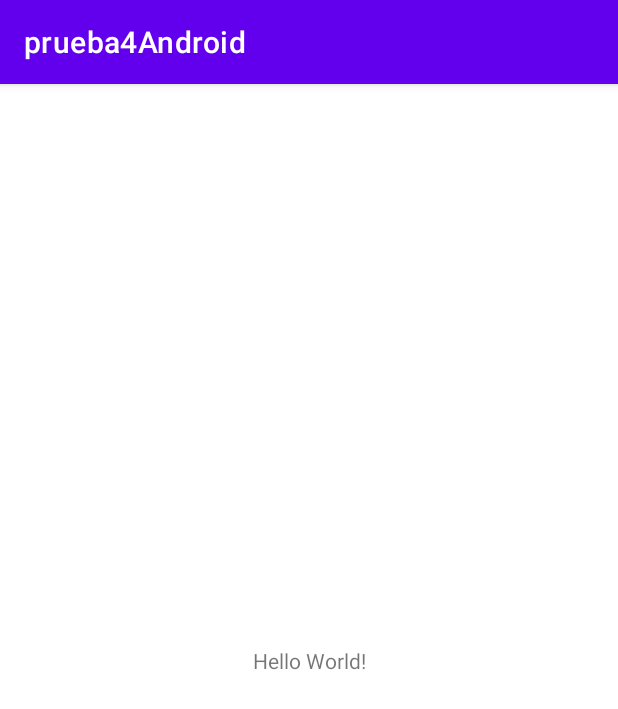
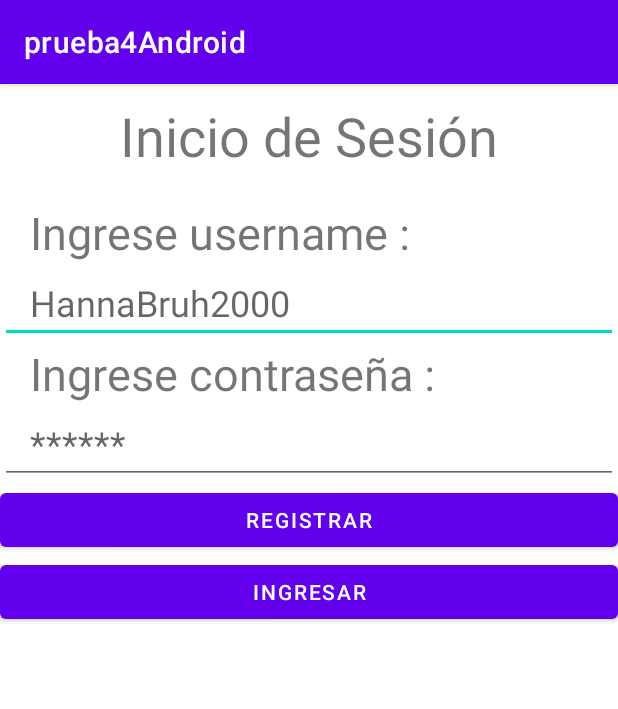
Before and after one commit to Zipper77/prueba4Android, an Android app: the screen it shows after launch (MainActivity), on a phone screen of 412 x 824 dp. Shown: the top 709 px of the screen. Run offline under Robolectric (Android 15) with nearby library versions, the phone set to English and light mode, and no system bars; our stand-ins replace Firebase (no records; nobody signed in at launch, a user with empty details on screens opened directly).

Commit message:
Segundo upload redefinir y finalizar Macarena Gorostiaga

```diff
--- a/app/src/main/AndroidManifest.xml
+++ b/app/src/main/AndroidManifest.xml
@@ -2,13 +2,18 @@
 <manifest xmlns:android="http://schemas.android.com/apk/res/android"
     package="com.example.prueba4android">
 
+    <uses-permission android:name="android.permission.INTERNET" />
+
     <application
+        android:name=".FirebaseLauncher"
         android:allowBackup="true"
         android:icon="@mipmap/ic_launcher"
         android:label="@string/app_name"
         android:roundIcon="@mipmap/ic_launcher_round"
         android:supportsRtl="true"
         android:theme="@style/Theme.Prueba4Android">
+        <activity android:name=".ActivityAvistamientos"></activity>
+        <activity android:name=".ActivityRegistrarPokemon" />
         <activity android:name=".MainActivity">
             <intent-filter>
                 <action android:name="android.intent.action.MAIN" />
--- /dev/null
+++ b/app/src/main/java/com/example/prueba4android/FirebaseLauncher.java
@@ -0,0 +1,14 @@
+package com.example.prueba4android;
+
+import android.app.Application;
+
+import com.google.firebase.database.FirebaseDatabase;
+
+public class FirebaseLauncher extends Application {
+
+    @Override
+    public void onCreate() {
+        super.onCreate();
+        FirebaseDatabase.getInstance().setPersistenceEnabled(true);
+    }
+}
--- a/app/src/main/java/com/example/prueba4android/MainActivity.java
+++ b/app/src/main/java/com/example/prueba4android/MainActivity.java
@@ -1,14 +1,109 @@
 package com.example.prueba4android;
 
+import androidx.annotation.NonNull;
 import androidx.appcompat.app.AppCompatActivity;
 
+import android.content.Intent;
 import android.os.Bundle;
+import android.view.View;
+import android.widget.ArrayAdapter;
+import android.widget.ListView;
+import android.widget.TextView;
+import android.widget.Toast;
+
+import com.google.firebase.FirebaseApp;
+import com.google.firebase.database.DataSnapshot;
+import com.google.firebase.database.DatabaseError;
+import com.google.firebase.database.DatabaseReference;
+import com.google.firebase.database.FirebaseDatabase;
+import com.google.firebase.database.ValueEventListener;
+
+import java.util.ArrayList;
+import java.util.List;
+import java.util.UUID;
 
 public class MainActivity extends AppCompatActivity {
+
+    private List<Usuario> listaDeUsuario = new ArrayList<>();
+    ArrayAdapter<Usuario> adaptadorUsuario;
+
+    TextView username, contraseña;
+
+    ListView listView;
+
+    FirebaseDatabase bd;
+    DatabaseReference referenciaBD;
 
     @Override
     protected void onCreate(Bundle savedInstanceState) {
         super.onCreate(savedInstanceState);
         setContentView(R.layout.activity_main);
+
+        username = (TextView) findViewById(R.id.inputUsername);
+        contraseña = (TextView) findViewById(R.id.inputContra);
+        listView = new ListView(this);
+        iniciarFirebase1();
+        cargarNodosALista();
+    }
+
+    private void iniciarFirebase1() {
+        FirebaseApp.initializeApp(this);
+        bd = FirebaseDatabase.getInstance();
+        referenciaBD = bd.getReference();
+    }
+
+    public void registrarUsuario(View view) {
+        Usuario u = new Usuario();
+        u.setId(UUID.randomUUID().toString());
+        u.setUsername(username.getText().toString());
+        u.setContraseña(contraseña.getText().toString());
+
+        referenciaBD.child("Usuario").child(u.getId()).setValue(u);
+
+        limpiarFormulario();
+        Toast.makeText(getApplicationContext(), "Usuario añadido", Toast.LENGTH_SHORT).show();
+    }
+
+    private void limpiarFormulario() {
+        username.setText("");
+        contraseña.setText("");
+    }
+
+    public void iniciarSesionUsuario(View view) {
+        try {
+            String textousuario = username.getText().toString();
+            String textocontraseña = contraseña.getText().toString();
+            for (int i = 0; i < adaptadorUsuario.getCount(); i++){
+                Usuario usuario = adaptadorUsuario.getItem(i);
+                if(usuario.getUsername().equals(textousuario) && usuario.getContraseña().equals(textocontraseña)){
+                    Intent intent = new Intent(getApplicationContext(), ActivityRegistrarPokemon.class);
+                    intent.putExtra("Username",textousuario);
+                    startActivity(intent);
+                    break;
+                }
+            }
+        } catch (Exception ex) {
+            Toast.makeText(this, "Oops, Registrate!!!", Toast.LENGTH_SHORT).show();
+        }
+    }
+
+    private void cargarNodosALista() {
+        referenciaBD.child("Usuario").addValueEventListener(new ValueEventListener() {
+            @Override
+            public void onDataChange(@NonNull DataSnapshot snapshot) {
+                listaDeUsuario.clear();
+                for (DataSnapshot ds : snapshot.getChildren()){
+                    Usuario u = ds.getValue(Usuario.class);
+                    listaDeUsuario.add(u);
+                    adaptadorUsuario = new ArrayAdapter<Usuario>(MainActivity.this, android.R.layout.simple_list_item_1, listaDeUsuario);
+                    listView.setAdapter(adaptadorUsuario);
+                }
+            }
+
+            @Override
+            public void onCancelled(@NonNull DatabaseError error) {
+
+            }
+        });
     }
 }
--- a/app/src/main/res/layout/activity_main.xml
+++ b/app/src/main/res/layout/activity_main.xml
@@ -1,18 +1,70 @@
 <?xml version="1.0" encoding="utf-8"?>
-<androidx.constraintlayout.widget.ConstraintLayout xmlns:android="http://schemas.android.com/apk/res/android"
+<LinearLayout xmlns:android="http://schemas.android.com/apk/res/android"
     xmlns:app="http://schemas.android.com/apk/res-auto"
     xmlns:tools="http://schemas.android.com/tools"
     android:layout_width="match_parent"
     android:layout_height="match_parent"
-    tools:context=".MainActivity">
+    android:orientation="vertical"
+    tools:context=".MainActivity" >
 
     <TextView
-        android:layout_width="wrap_content"
+        android:id="@+id/textView3"
+        android:layout_width="match_parent"
         android:layout_height="wrap_content"
-        android:text="Hello World!"
-        app:layout_constraintBottom_toBottomOf="parent"
-        app:layout_constraintLeft_toLeftOf="parent"
-        app:layout_constraintRight_toRightOf="parent"
-        app:layout_constraintTop_toTopOf="parent" />
+        android:paddingTop="10dp"
+        android:paddingBottom="20dp"
+        android:text="Inicio de Sesión"
+        android:textAlignment="center"
+        android:textSize="36sp" />
 
-</androidx.constraintlayout.widget.ConstraintLayout>
+    <TextView
+        android:id="@+id/textView2"
+        android:layout_width="match_parent"
+        android:layout_height="wrap_content"
+        android:paddingLeft="20dp"
+        android:text="Ingrese username :"
+        android:textSize="30sp" />
+
+    <EditText
+        android:id="@+id/inputUsername"
+        android:layout_width="match_parent"
+        android:layout_height="wrap_content"
+        android:ems="10"
+        android:inputType="textPersonName"
+        android:hint="HannaBruh2000"
+        android:paddingLeft="20dp"
+        android:textSize="24sp" />
+
+    <TextView
+        android:id="@+id/textView"
+        android:layout_width="match_parent"
+        android:layout_height="wrap_content"
+        android:paddingLeft="20dp"
+        android:text="Ingrese contraseña :"
+        android:textSize="30sp" />
+
+    <EditText
+        android:id="@+id/inputContra"
+        android:layout_width="match_parent"
+        android:layout_height="wrap_content"
+        android:ems="10"
+        android:inputType="textPassword"
+        android:hint="******"
+        android:paddingLeft="20dp"
+        android:textSize="24sp" />
+
+    <Button
+        android:id="@+id/registrar"
+        android:layout_width="match_parent"
+        android:layout_height="wrap_content"
+        android:text="registrar"
+        android:onClick="registrarUsuario"/>
+
+    <Button
+        android:id="@+id/iniciarSesion"
+        android:layout_width="match_parent"
+        android:layout_height="wrap_content"
+        android:text="Ingresar"
+        android:onClick="iniciarSesionUsuario"/>
+
+</LinearLayout>
--- a/build.gradle
+++ b/build.gradle
@@ -6,6 +6,7 @@ buildscript {
     }
     dependencies {
         classpath "com.android.tools.build:gradle:4.1.1"
+        classpath 'com.google.gms:google-services:4.3.4'
 
         // NOTE: Do not place your application dependencies here; they belong
         // in the individual module build.gradle files
```
Also changed, not shown: app/build.gradle (+7 -0 lines), app/src/main/java/com/example/prueba4android/ActivityAvistamientos.java (added, +74 -0 lines), app/src/main/java/com/example/prueba4android/ActivityRegistrarPokemon.java (added, +123 -0 lines), app/src/main/java/com/example/prueba4android/Pokémon.java (added, +75 -0 lines), app/src/main/java/com/example/prueba4android/Usuario.java (added, +40 -0 lines), app/src/main/res/layout/activity_avistamientos.xml (added, +25 -0 lines), app/src/main/res/layout/activity_registrar_pokemon.xml (added, +190 -0 lines), 1 other file.
